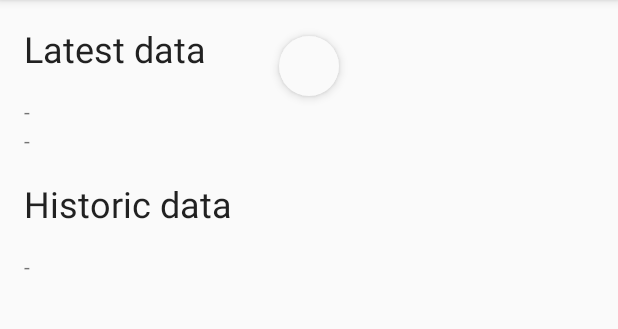
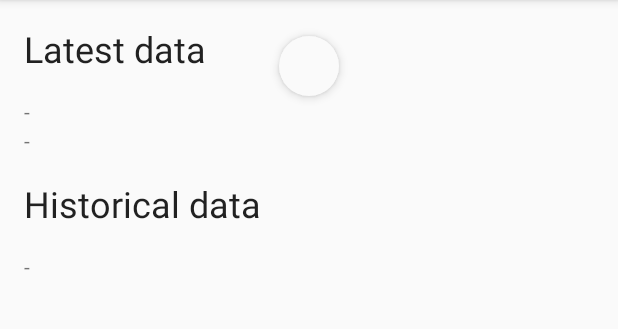
Before and after one commit to martindisch/SensorTag, an Android app: the screen it shows after launch (MainActivity), on a phone screen of 412 x 824 dp, the part 84-413 px from its top. Run offline under Robolectric (Android 15) with nearby library versions, the phone set to English and light mode, and no system bars; libraries missing offline, so code that uses them is left out: com.loopj.android, cz.msebera.android; 3 statements that could not run were skipped.

```diff
--- a/android/Weather/app/src/main/res/values/strings.xml
+++ b/android/Weather/app/src/main/res/values/strings.xml
@@ -1,12 +1,12 @@
 <resources>
     <string name="app_name">Weather</string>
     <string name="latest">Latest data</string>
-    <string name="historic">Historic data</string>
-    <string name="none">-</string>
+    <string name="historic">Historical data</string>
+    <string name="none" translatable="false">-</string>
     <string name="error_reading">Error reading server response</string>
     <string name="error_connecting">Could not reach server</string>
-    <string name="format_temp">%s °C</string>
-    <string name="format_hum">%s%%</string>
+    <string name="format_temp" translatable="false">%s °C</string>
+    <string name="format_hum" translatable="false">%s%%</string>
     <string name="error_parsing">Could not read server response</string>
-    <string name="format_both">%1$12s °C %2$12s%%</string>
+    <string name="format_both" translatable="false">%1$12s °C %2$12s%%</string>
 </resources>
```
Also changed, not shown: 1 other file.
